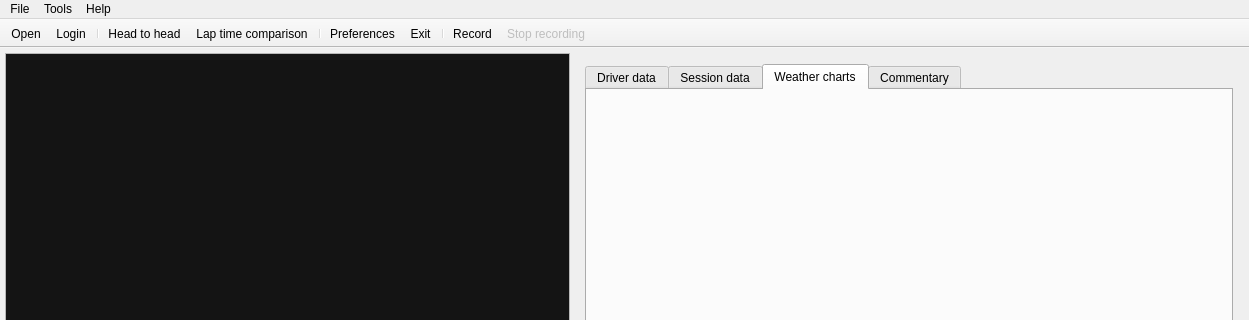
Qt form ui/ltwindow.ui (gronberg/f1lt) before a commit; both pictures show x 0 to 1249 and y 0 to 320 of the 1249 by 828 pixel window.
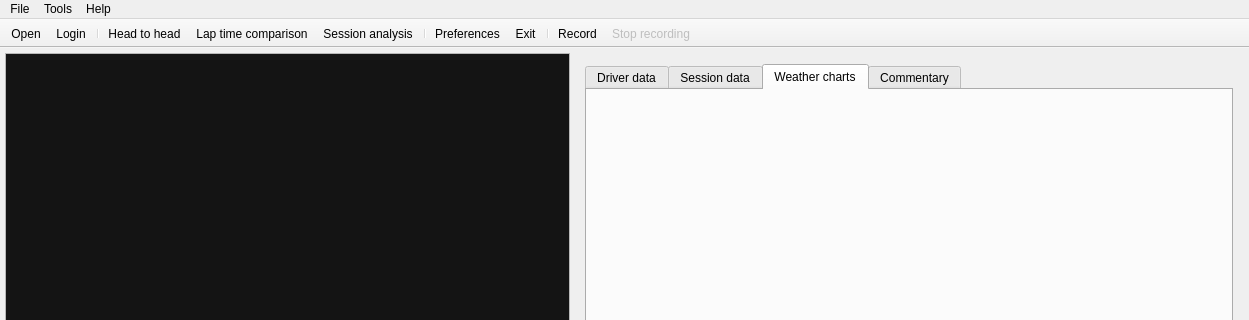
The same form after that commit. Icons and pictures are not drawn. Custom widgets are drawn as their Qt base class.

Patch:
```diff
--- a/ui/ltwindow.ui
+++ b/ui/ltwindow.ui
@@ -591,6 +591,7 @@
    <addaction name="separator"/>
    <addaction name="actionHead_to_head"/>
    <addaction name="actionLap_time_comparison"/>
+   <addaction name="actionSession_analysis"/>
    <addaction name="separator"/>
    <addaction name="actionPreferences"/>
    <addaction name="actionExit"/>
```
Left out of the diff: 4 changed lines with no effect on the pictures.
